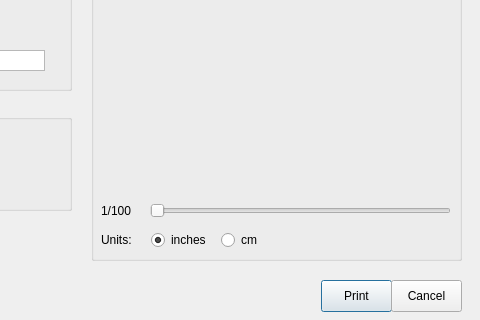
This is PrintDialog.ui in ailinwang/qt-gsview as Qt 5 draws it before an edit; both pictures show x 199 to 679 and y 180 to 500 of the 679 by 500 pixel window. The edited form follows.
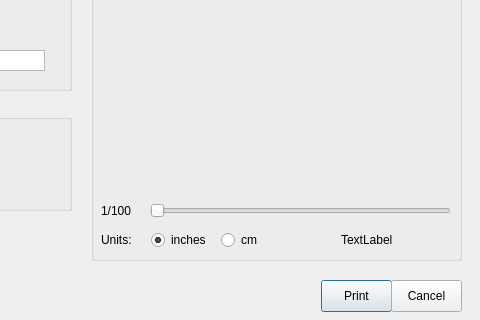
This is the edited form.

Commit message: format and display the page size

Patch:
```diff
--- a/PrintDialog.ui
+++ b/PrintDialog.ui
@@ -378,6 +378,19 @@
      </property>
     </widget>
    </widget>
+   <widget class="QLabel" name="sizeLabel">
+    <property name="geometry">
+     <rect>
+      <x>250</x>
+      <y>282</y>
+      <width>91</width>
+      <height>16</height>
+     </rect>
+    </property>
+    <property name="text">
+     <string>TextLabel</string>
+    </property>
+   </widget>
   </widget>
  </widget>
  <resources/>
```
The commit also changes 2 other files.
